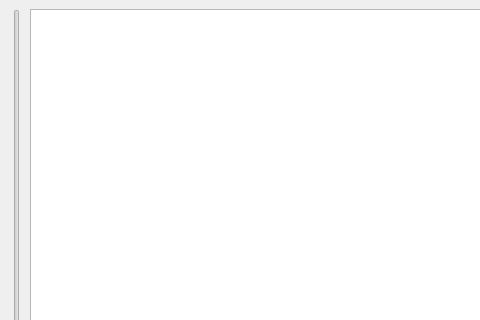
Above: hase/mainwindow.ui from hase-project/hase before the change; both pictures show x 0 to 480 and y 0 to 320 of the 1015 by 789 pixel window. Below: the same form after it.
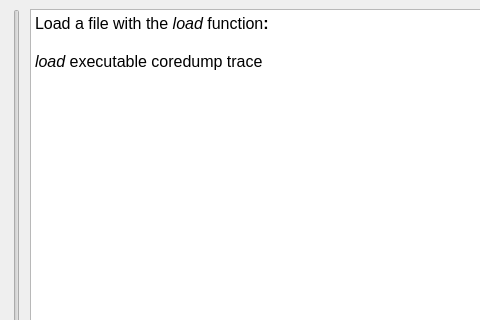
That is the form after the change. Custom widgets are drawn as their Qt base class.

Commit message: set initial help text

What changed in the file:
```diff
--- a/hase/mainwindow.ui
+++ b/hase/mainwindow.ui
@@ -18,7 +18,17 @@
     <item row="0" column="2">
      <layout class="QVBoxLayout" name="verticalLayout">
       <item>
-       <widget class="QTextBrowser" name="code_view"/>
+       <widget class="QTextBrowser" name="code_view">
+        <property name="html">
+         <string>&lt;!DOCTYPE HTML PUBLIC &quot;-//W3C//DTD HTML 4.0//EN&quot; &quot;http://www.w3.org/TR/REC-html40/strict.dtd&quot;&gt;
+&lt;html&gt;&lt;head&gt;&lt;meta name=&quot;qrichtext&quot; content=&quot;1&quot; /&gt;&lt;style type=&quot;text/css&quot;&gt;
+p, li { white-space: pre-wrap; }
+&lt;/style&gt;&lt;/head&gt;&lt;body style=&quot; font-family:'Ubuntu'; font-size:12pt; font-weight:400; font-style:normal;&quot;&gt;
+&lt;p style=&quot; margin-top:0px; margin-bottom:0px; margin-left:0px; margin-right:0px; -qt-block-indent:0; text-indent:0px;&quot;&gt;Load a file with the &lt;span style=&quot; font-style:italic;&quot;&gt;load &lt;/span&gt;function&lt;span style=&quot; font-weight:600;&quot;&gt;:&lt;/span&gt;&lt;/p&gt;
+&lt;p style=&quot;-qt-paragraph-type:empty; margin-top:0px; margin-bottom:0px; margin-left:0px; margin-right:0px; -qt-block-indent:0; text-indent:0px;&quot;&gt;&lt;br /&gt;&lt;/p&gt;
+&lt;p style=&quot; margin-top:0px; margin-bottom:0px; margin-left:0px; margin-right:0px; -qt-block-indent:0; text-indent:0px;&quot;&gt;&lt;span style=&quot; font-style:italic;&quot;&gt;load&lt;/span&gt; executable coredump trace&lt;/p&gt;&lt;/body&gt;&lt;/html&gt;</string>
+        </property>
+       </widget>
       </item>
       <item>
        <widget class="RichJupyterWidget" name="jupiter_widget" native="true"/>
```
The commit also changes 1 other file.
